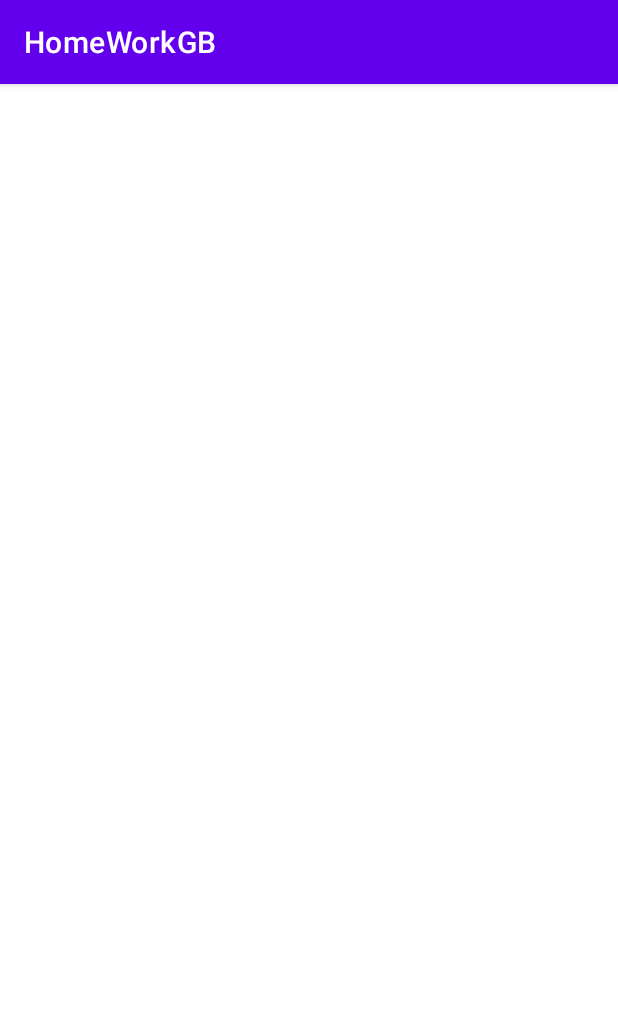
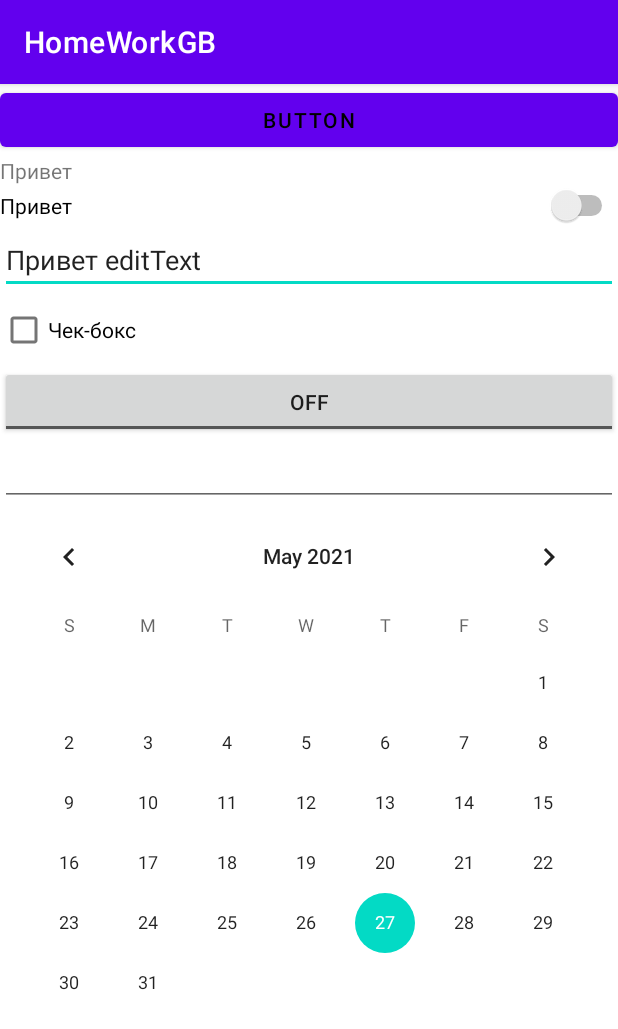
Before and after one commit to ivan-android/HomeWorkGB, an Android app: the screen it shows after launch (MainActivity), on a phone screen of 412 x 824 dp. Shown: the top 1029 px of the screen. Run offline under Robolectric (Android 15) with nearby library versions, the phone set to English and light mode, and no system bars.

Commit message:
ДЗ№1

```diff
--- a/app/src/main/res/layout/activity_main.xml
+++ b/app/src/main/res/layout/activity_main.xml
@@ -4,8 +4,47 @@
     xmlns:tools="http://schemas.android.com/tools"
     android:layout_width="match_parent"
     android:layout_height="match_parent"
-    android:orientation="horizontal"
+    android:orientation="vertical"
     tools:context=".MainActivity">
+
+    <Button
+        android:layout_width="match_parent"
+        android:layout_height="wrap_content"
+        android:textColor="@color/black"
+        android:text="@string/button"/>
+
+    <TextView
+        android:layout_width="match_parent"
+        android:layout_height="wrap_content"
+        android:text="Привет"/>
+    <Switch
+        android:layout_width="match_parent"
+        android:layout_height="wrap_content"
+        android:text="Привет"/>
+    <EditText
+        android:layout_width="match_parent"
+        android:layout_height="wrap_content"
+        android:text="Привет editText"/>
+    <CheckBox
+        android:layout_width="match_parent"
+        android:layout_height="wrap_content"
+        android:text="Чек-бокс"/>
+    <ToggleButton
+        android:layout_width="match_parent"
+        android:layout_height="wrap_content"
+        android:text="Тогл"/>
+    <LinearLayout
+        android:layout_width="match_parent"
+        android:layout_height="wrap_content">
+        <EditText
+            android:layout_width="match_parent"
+            android:layout_height="wrap_content"
+            android:inputType="number"/>
+
+    </LinearLayout>
+    <CalendarView
+        android:layout_width="match_parent"
+        android:layout_height="wrap_content"/>
 
 
 
--- a/app/src/main/res/values/strings.xml
+++ b/app/src/main/res/values/strings.xml
@@ -1,3 +1,6 @@
 <resources>
     <string name="app_name">HomeWorkGB</string>
+    <string name="button">Button</string>
+
+
 </resources>
```
